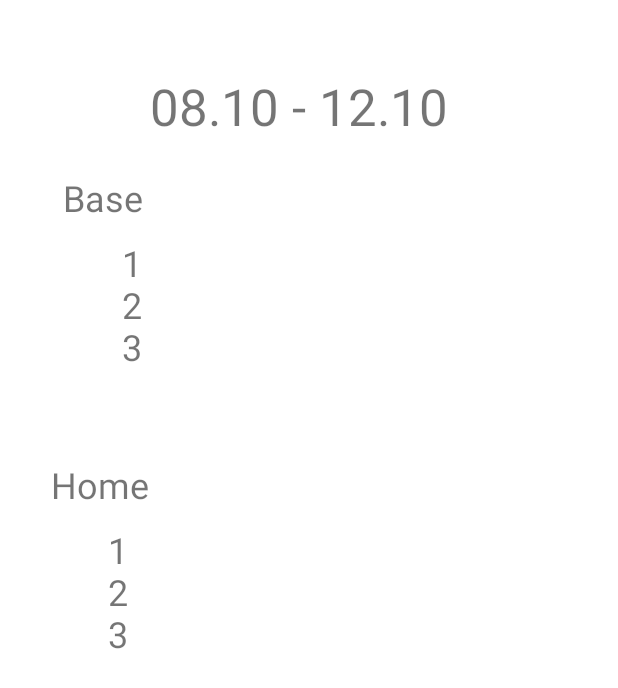
After one commit to IlanDobrik/Sgirot, an Android app: the layout activity_report.xml on its own in the app's theme, with its tools: preview values and no code run, on a phone screen of 412 x 824 dp. The commit adds this screen. Shown: the top 688 px of the screen. Run offline under Robolectric (Android 15) with nearby library versions, the phone set to English and light mode, and no system bars.

Commit message:
Report page

```diff
--- a/app/src/main/java/com/example/sgirot/MainActivity.kt
+++ b/app/src/main/java/com/example/sgirot/MainActivity.kt
@@ -58,5 +58,10 @@ class MainActivity : AppCompatActivity()
         // TODO update DB
     }
 
+    fun settingsClick()
+    {
+        // TODO settings page - Low priority
+    }
+
     // TODO when to send data? every morning? on app close?
 }
--- /dev/null
+++ b/app/src/main/java/com/example/sgirot/ReportActivity.kt
@@ -0,0 +1,11 @@
+package com.example.sgirot
+
+import androidx.appcompat.app.AppCompatActivity
+import android.os.Bundle
+
+class ReportActivity : AppCompatActivity() {
+    override fun onCreate(savedInstanceState: Bundle?) {
+        super.onCreate(savedInstanceState)
+        setContentView(R.layout.activity_report)
+    }
+}
--- /dev/null
+++ b/app/src/main/res/layout/activity_report.xml
@@ -0,0 +1,71 @@
+<?xml version="1.0" encoding="utf-8"?>
+<androidx.constraintlayout.widget.ConstraintLayout xmlns:android="http://schemas.android.com/apk/res/android"
+    xmlns:app="http://schemas.android.com/apk/res-auto"
+    xmlns:tools="http://schemas.android.com/tools"
+    android:layout_width="match_parent"
+    android:layout_height="match_parent"
+    tools:context=".ReportActivity">
+
+    <TextView
+        android:id="@+id/Date"
+        android:layout_width="211dp"
+        android:layout_height="43dp"
+        android:layout_marginTop="48dp"
+        android:fontFamily="sans-serif"
+        android:text="08.10 - 12.10"
+        android:textSize="34sp"
+        app:layout_constraintEnd_toEndOf="parent"
+        app:layout_constraintHorizontal_bias="0.497"
+        app:layout_constraintStart_toStartOf="parent"
+        app:layout_constraintTop_toTopOf="parent" />
+
+    <TextView
+        android:id="@+id/textView3"
+        android:layout_width="211dp"
+        android:layout_height="43dp"
+        android:layout_marginTop="24dp"
+        android:fontFamily="sans-serif"
+        android:text="Base"
+        android:textSize="24sp"
+        app:layout_constraintEnd_toEndOf="parent"
+        app:layout_constraintHorizontal_bias="0.21"
+        app:layout_constraintStart_toStartOf="parent"
+        app:layout_constraintTop_toBottomOf="@+id/Date" />
+
+    <TextView
+        android:id="@+id/textView4"
+        android:layout_width="211dp"
+        android:layout_height="43dp"
+        android:fontFamily="sans-serif"
+        android:text="Home"
+        android:textSize="24sp"
+        app:layout_constraintEnd_toEndOf="parent"
+        app:layout_constraintHorizontal_bias="0.17"
+        app:layout_constraintStart_toStartOf="parent"
+        app:layout_constraintTop_toBottomOf="@+id/baseUsers" />
+
+    <TextView
+        android:id="@+id/baseUsers"
+        android:layout_width="217dp"
+        android:layout_height="148dp"
+        android:fontFamily="sans-serif"
+        android:text="1\n2\n\3"
+        android:textSize="24sp"
+        app:layout_constraintEnd_toEndOf="parent"
+        app:layout_constraintHorizontal_bias="0.417"
+        app:layout_constraintStart_toStartOf="parent"
+        app:layout_constraintTop_toBottomOf="@+id/textView3" />
+
+    <TextView
+        android:id="@+id/HomeUsers"
+        android:layout_width="217dp"
+        android:layout_height="148dp"
+        android:fontFamily="sans-serif"
+        android:text="1\n2\n3"
+        android:textSize="24sp"
+        app:layout_constraintEnd_toEndOf="parent"
+        app:layout_constraintHorizontal_bias="0.371"
+        app:layout_constraintStart_toStartOf="parent"
+        app:layout_constraintTop_toBottomOf="@+id/textView4" />
+
+</androidx.constraintlayout.widget.ConstraintLayout>
```
